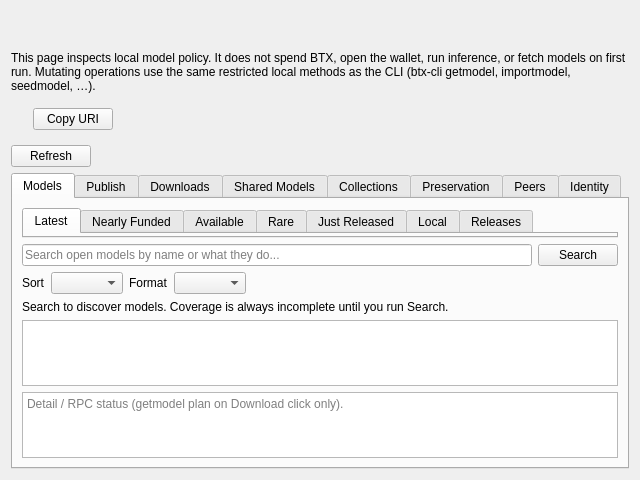
This is src/qt/forms/modelnetpage.ui in MendeMatthias/btx-upstream as Qt 5 draws it before an edit. The edited form follows.
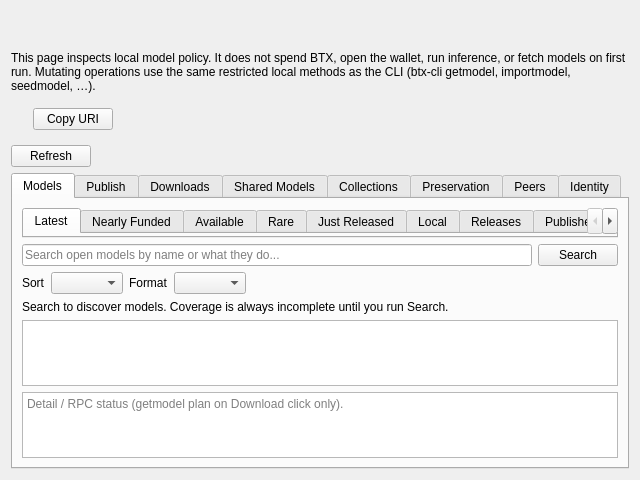
This is the edited form.

What changed in the file:
```diff
--- a/src/qt/forms/modelnetpage.ui
+++ b/src/qt/forms/modelnetpage.ui
@@ -160,6 +160,16 @@
            <string>Releases</string>
           </attribute>
          </widget>
+         <widget class="QWidget" name="tabScopePublishers">
+          <attribute name="title">
+           <string>Publishers</string>
+          </attribute>
+         </widget>
+         <widget class="QWidget" name="tabScopeCollections">
+          <attribute name="title">
+           <string>Collections</string>
+          </attribute>
+         </widget>
         </widget>
        </item>
        <item>
```
